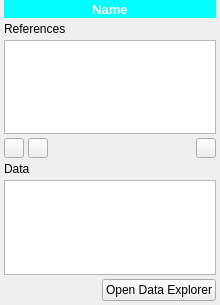
Above: spinetoolbox/ui/subwindow_data_store.ui from spine-tools/Spine-Toolbox before the change. Below: the same form after it.
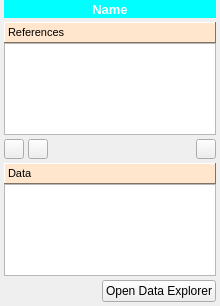
That is the form after the change. Icons and pictures are not drawn.

Commit message: Data store subwindow now uses IconView

Diff of the .ui file:
```diff
--- a/spinetoolbox/ui/subwindow_data_store.ui
+++ b/spinetoolbox/ui/subwindow_data_store.ui
@@ -30,7 +30,7 @@
     <x>0</x>
     <y>0</y>
     <width>220</width>
-    <height>305</height>
+    <height>306</height>
    </rect>
   </property>
   <property name="sizePolicy">
@@ -54,7 +54,7 @@
   <property name="toolTip">
    <string/>
   </property>
-  <layout class="QVBoxLayout" name="verticalLayout_3">
+  <layout class="QVBoxLayout" name="verticalLayout_4">
    <property name="spacing">
     <number>0</number>
    </property>
@@ -71,16 +71,13 @@
     <number>0</number>
    </property>
    <item>
-    <layout class="QVBoxLayout" name="verticalLayout_2">
+    <layout class="QVBoxLayout" name="verticalLayout_3">
      <property name="spacing">
       <number>4</number>
      </property>
      <property name="leftMargin">
       <number>4</number>
      </property>
-     <property name="topMargin">
-      <number>0</number>
-     </property>
      <property name="rightMargin">
       <number>4</number>
      </property>
@@ -130,36 +127,477 @@
       </widget>
      </item>
      <item>
-      <widget class="QLabel" name="label">
-       <property name="text">
-        <string>References</string>
+      <layout class="QVBoxLayout" name="verticalLayout">
+       <property name="spacing">
+        <number>0</number>
        </property>
-       <property name="alignment">
-        <set>Qt::AlignBottom|Qt::AlignLeading|Qt::AlignLeft</set>
-       </property>
-      </widget>
-     </item>
-     <item>
-      <widget class="QListView" name="listView_references">
-       <property name="iconSize">
-        <size>
-         <width>56</width>
-         <height>56</height>
-        </size>
-       </property>
-       <property name="movement">
-        <enum>QListView::Static</enum>
-       </property>
-       <property name="viewMode">
-        <enum>QListView::IconMode</enum>
-       </property>
-       <property name="uniformItemSizes">
-        <bool>true</bool>
-       </property>
-       <property name="wordWrap">
-        <bool>true</bool>
-       </property>
-      </widget>
+       <item>
+        <widget class="QLabel" name="label">
+         <property name="palette">
+          <palette>
+           <active>
+            <colorrole role="WindowText">
+             <brush brushstyle="SolidPattern">
+              <color alpha="255">
+               <red>0</red>
+               <green>0</green>
+               <blue>0</blue>
+              </color>
+             </brush>
+            </colorrole>
+            <colorrole role="Button">
+             <brush brushstyle="SolidPattern">
+              <color alpha="255">
+               <red>255</red>
+               <green>230</green>
+               <blue>204</blue>
+              </color>
+             </brush>
+            </colorrole>
+            <colorrole role="Light">
+             <brush brushstyle="SolidPattern">
+              <color alpha="255">
+               <red>255</red>
+               <green>255</green>
+               <blue>255</blue>
+              </color>
+             </brush>
+            </colorrole>
+            <colorrole role="Midlight">
+             <brush brushstyle="SolidPattern">
+              <color alpha="255">
+               <red>255</red>
+               <green>242</green>
+               <blue>229</blue>
+              </color>
+             </brush>
+            </colorrole>
+            <colorrole role="Dark">
+             <brush brushstyle="SolidPattern">
+              <color alpha="255">
+               <red>127</red>
+               <green>115</green>
+               <blue>102</blue>
+              </color>
+             </brush>
+            </colorrole>
+            <colorrole role="Mid">
+             <brush brushstyle="SolidPattern">
+              <color alpha="255">
+               <red>170</red>
+               <green>153</green>
+               <blue>136</blue>
+              </color>
+             </brush>
+            </colorrole>
+            <colorrole role="Text">
+             <brush brushstyle="SolidPattern">
+              <color alpha="255">
+               <red>0</red>
+               <green>0</green>
+               <blue>0</blue>
+              </color>
+             </brush>
+            </colorrole>
+            <colorrole role="BrightText">
+             <brush brushstyle="SolidPattern">
+              <color alpha="255">
+               <red>255</red>
+               <green>255</green>
+               <blue>255</blue>
+              </color>
+             </brush>
+            </colorrole>
+            <colorrole role="ButtonText">
+             <brush brushstyle="SolidPattern">
+              <color alpha="255">
+               <red>0</red>
+               <green>0</green>
+               <blue>0</blue>
+              </color>
+             </brush>
+            </colorrole>
+            <colorrole role="Base">
+             <brush brushstyle="SolidPattern">
+              <color alpha="255">
+               <red>255</red>
+               <green>255</green>
+               <blue>255</blue>
+              </color>
+             </brush>
+            </colorrole>
+            <colorrole role="Window">
+             <brush brushstyle="SolidPattern">
+              <color alpha="255">
+               <red>255</red>
+               <green>230</green>
+               <blue>204</blue>
+              </color>
+             </brush>
+            </colorrole>
+            <colorrole role="Shadow">
+             <brush brushstyle="SolidPattern">
+              <color alpha="255">
+               <red>0</red>
+               <green>0</green>
+               <blue>0</blue>
+              </color>
+             </brush>
+            </colorrole>
+            <colorrole role="AlternateBase">
+             <brush brushstyle="SolidPattern">
+              <color alpha="255">
+               <red>255</red>
+               <green>242</green>
+               <blue>229</blue>
+              </color>
+             </brush>
+            </colorrole>
+            <colorrole role="ToolTipBase">
+             <brush brushstyle="SolidPattern">
+              <color alpha="255">
+               <red>255</red>
+               <green>255</green>
+               <blue>220</blue>
+              </color>
+             </brush>
+            </colorrole>
+            <colorrole role="ToolTipText">
+             <brush brushstyle="SolidPattern">
+              <color alpha="255">
+               <red>0</red>
+               <green>0</green>
+               <blue>0</blue>
+              </color>
+             </brush>
+            </colorrole>
+           </active>
+           <inactive>
+            <colorrole role="WindowText">
+             <brush brushstyle="SolidPattern">
+              <color alpha="255">
+               <red>0</red>
+               <green>0</green>
+               <blue>0</blue>
+              </color>
+             </brush>
+            </colorrole>
+            <colorrole role="Button">
+             <brush brushstyle="SolidPattern">
+              <color alpha="255">
+               <red>255</red>
+               <green>230</green>
+               <blue>204</blue>
+              </color>
+             </brush>
+            </colorrole>
+            <colorrole role="Light">
+             <brush brushstyle="SolidPattern">
+              <color alpha="255">
+               <red>255</red>
+               <green>255</green>
+               <blue>255</blue>
+              </color>
+             </brush>
+            </colorrole>
+            <colorrole role="Midlight">
+             <brush brushstyle="SolidPattern">
+              <color alpha="255">
+               <red>255</red>
+               <green>242</green>
+               <blue>229</blue>
+              </color>
+             </brush>
+            </colorrole>
+            <colorrole role="Dark">
+             <brush brushstyle="SolidPattern">
+              <color alpha="255">
+               <red>127</red>
+               <green>115</green>
+               <blue>102</blue>
+              </color>
+             </brush>
+            </colorrole>
+            <colorrole role="Mid">
+             <brush brushstyle="SolidPattern">
+              <color alpha="255">
+               <red>170</red>
+               <green>153</green>
+               <blue>136</blue>
+              </color>
+             </brush>
+            </colorrole>
+            <colorrole role="Text">
+             <brush brushstyle="SolidPattern">
+              <color alpha="255">
+               <red>0</red>
+               <green>0</green>
+               <blue>0</blue>
+              </color>
+             </brush>
+            </colorrole>
+            <colorrole role="BrightText">
+             <brush brushstyle="SolidPattern">
+              <color alpha="255">
+               <red>255</red>
+               <green>255</green>
+               <blue>255</blue>
+              </color>
+             </brush>
+            </colorrole>
+            <colorrole role="ButtonText">
+             <brush brushstyle="SolidPattern">
+              <color alpha="255">
+               <red>0</red>
+               <green>0</green>
+               <blue>0</blue>
+              </color>
+             </brush>
+            </colorrole>
+            <colorrole role="Base">
+             <brush brushstyle="SolidPattern">
+              <color alpha="255">
+               <red>255</red>
+               <green>255</green>
+               <blue>255</blue>
+              </color>
+             </brush>
+            </colorrole>
+            <colorrole role="Window">
+             <brush brushstyle="SolidPattern">
+              <color alpha="255">
+               <red>255</red>
+               <green>230</green>
+               <blue>204</blue>
+              </color>
+             </brush>
+            </colorrole>
+            <colorrole role="Shadow">
+             <brush brushstyle="SolidPattern">
+              <color alpha="255">
+               <red>0</red>
+               <green>0</green>
+               <blue>0</blue>
+              </color>
+             </brush>
+            </colorrole>
+            <colorrole role="AlternateBase">
+             <brush brushstyle="SolidPattern">
+              <color alpha="255">
+               <red>255</red>
+               <green>242</green>
+               <blue>229</blue>
+              </color>
+             </brush>
+            </colorrole>
+            <colorrole role="ToolTipBase">
+             <brush brushstyle="SolidPattern">
+              <color alpha="255">
+               <red>255</red>
+               <green>255</green>
+               <blue>220</blue>
+              </color>
+             </brush>
+            </colorrole>
+            <colorrole role="ToolTipText">
+             <brush brushstyle="SolidPattern">
+              <color alpha="255">
+               <red>0</red>
+               <green>0</green>
+               <blue>0</blue>
+              </color>
+             </brush>
+            </colorrole>
+           </inactive>
+           <disabled>
+            <colorrole role="WindowText">
+             <brush brushstyle="SolidPattern">
+              <color alpha="255">
+               <red>127</red>
+               <green>115</green>
+               <blue>102</blue>
+              </color>
+             </brush>
+            </colorrole>
+            <colorrole role="Button">
+             <brush brushstyle="SolidPattern">
+              <color alpha="255">
+               <red>255</red>
+               <green>230</green>
+               <blue>204</blue>
+              </color>
+             </brush>
+            </colorrole>
+            <colorrole role="Light">
+             <brush brushstyle="SolidPattern">
+              <color alpha="255">
+               <red>255</red>
+               <green>255</green>
+               <blue>255</blue>
+              </color>
+             </brush>
+            </colorrole>
+            <colorrole role="Midlight">
+             <brush brushstyle="SolidPattern">
+              <color alpha="255">
+               <red>255</red>
+               <green>242</green>
+               <blue>229</blue>
+              </color>
+             </brush>
+            </colorrole>
+            <colorrole role="Dark">
+             <brush brushstyle="SolidPattern">
+              <color alpha="255">
+               <red>127</red>
+               <green>115</green>
+               <blue>102</blue>
+              </color>
+             </brush>
+            </colorrole>
+            <colorrole role="Mid">
+             <brush brushstyle="SolidPattern">
+              <color alpha="255">
+               <red>170</red>
+               <green>153</green>
+               <blue>136</blue>
+              </color>
+             </brush>
+            </colorrole>
+            <colorrole role="Text">
+             <brush brushstyle="SolidPattern">
+              <color alpha="255">
+               <red>127</red>
+               <green>115</green>
+               <blue>102</blue>
+              </color>
+             </brush>
+            </colorrole>
+            <colorrole role="BrightText">
+             <brush brushstyle="SolidPattern">
+              <color alpha="255">
+               <red>255</red>
+               <green>255</green>
+               <blue>255</blue>
+              </color>
+             </brush>
+            </colorrole>
+            <colorrole role="ButtonText">
+             <brush brushstyle="SolidPattern">
+              <color alpha="255">
+               <red>127</red>
+               <green>115</green>
+               <blue>102</blue>
+              </color>
+             </brush>
+            </colorrole>
+            <colorrole role="Base">
+             <brush brushstyle="SolidPattern">
+              <color alpha="255">
+               <red>255</red>
+               <green>230</green>
+               <blue>204</blue>
+              </color>
+             </brush>
+            </colorrole>
+            <colorrole role="Window">
+             <brush brushstyle="SolidPattern">
+              <color alpha="255">
+               <red>255</red>
+               <green>230</green>
+               <blue>204</blue>
+              </color>
+             </brush>
+            </colorrole>
+            <colorrole role="Shadow">
+             <brush brushstyle="SolidPattern">
+              <color alpha="255">
+               <red>0</red>
+               <green>0</green>
+               <blue>0</blue>
+              </color>
+             </brush>
+            </colorrole>
+            <colorrole role="AlternateBase">
+             <brush brushstyle="SolidPattern">
+              <color alpha="255">
+               <red>255</red>
+               <green>230</green>
+               <blue>204</blue>
+              </color>
+             </brush>
+            </colorrole>
+            <colorrole role="ToolTipBase">
+             <brush brushstyle="SolidPattern">
+              <color alpha="255">
+               <red>255</red>
+               <green>255</green>
+               <blue>220</blue>
+              </color>
+             </brush>
+            </colorrole>
+            <colorrole role="ToolTipText">
+             <brush brushstyle="SolidPattern">
+              <color alpha="255">
+               <red>0</red>
+               <green>0</green>
+               <blue>0</blue>
+              </color>
+             </brush>
+            </colorrole>
+           </disabled>
+          </palette>
+         </property>
+         <property name="font">
+          <font>
+           <pointsize>8</pointsize>
+          </font>
+         </property>
+         <property name="autoFillBackground">
+          <bool>true</bool>
+         </property>
+         <property name="frameShape">
+          <enum>QFrame::Panel</enum>
+         </property>
+         <property name="frameShadow">
+          <enum>QFrame::Raised</enum>
+         </property>
+         <property name="text">
+          <string>References</string>
+         </property>
+         <property name="alignment">
+          <set>Qt::AlignBottom|Qt::AlignLeading|Qt::AlignLeft</set>
+         </property>
+        </widget>
+       </item>
+       <item>
+        <widget class="QListView" name="listView_references">
+         <property name="font">
+          <font>
+           <pointsize>8</pointsize>
+          </font>
+         </property>
+         <property name="iconSize">
+          <size>
+           <width>48</width>
+           <height>48</height>
+          </size>
+         </property>
+         <property name="movement">
+          <enum>QListView::Static</enum>
+         </property>
+         <property name="viewMode">
+          <enum>QListView::IconMode</enum>
+         </property>
+         <property name="uniformItemSizes">
+          <bool>true</bool>
+         </property>
+         <property name="wordWrap">
+          <bool>true</bool>
+         </property>
+        </widget>
+       </item>
+      </layout>
      </item>
      <item>
       <layout class="QHBoxLayout" name="horizontalLayout_2">
@@ -286,36 +724,480 @@
       </layout>
      </item>
      <item>
-      <widget class="QLabel" name="label_2">
-       <property name="text">
-        <string>Data</string>
+      <layout class="QVBoxLayout" name="verticalLayout_2">
+       <property name="spacing">
+        <number>0</number>
        </property>
-       <property name="alignment">
-        <set>Qt::AlignBottom|Qt::AlignLeading|Qt::AlignLeft</set>
-       </property>
-      </widget>
-     </item>
-     <item>
-      <widget class="QListView" name="listView_data">
-       <property name="iconSize">
-        <size>
-         <width>56</width>
-         <height>56</height>
-        </size>
-       </property>
-       <property name="movement">
-        <enum>QListView::Static</enum>
-       </property>
-       <property name="viewMode">
-        <enum>QListView::IconMode</enum>
-       </property>
-       <property name="uniformItemSizes">
-        <bool>true</bool>
-       </property>
-       <property name="wordWrap">
-        <bool>true</bool>
-       </property>
-      </widget>
+       <item>
+        <widget class="QLabel" name="label_2">
+         <property name="palette">
+          <palette>
+           <active>
+            <colorrole role="WindowText">
+             <brush brushstyle="SolidPattern">
+              <color alpha="255">
+               <red>0</red>
+               <green>0</green>
+               <blue>0</blue>
+              </color>
+             </brush>
+            </colorrole>
+            <colorrole role="Button">
+             <brush brushstyle="SolidPattern">
+              <color alpha="255">
+               <red>255</red>
+               <green>230</green>
+               <blue>204</blue>
+              </color>
+             </brush>
+            </colorrole>
+            <colorrole role="Light">
+             <brush brushstyle="SolidPattern">
+              <color alpha="255">
+               <red>255</red>
+               <green>255</green>
+               <blue>255</blue>
+              </color>
+             </brush>
+            </colorrole>
+            <colorrole role="Midlight">
+             <brush brushstyle="SolidPattern">
+              <color alpha="255">
+               <red>255</red>
+               <green>242</green>
+               <blue>229</blue>
+              </color>
+             </brush>
+            </colorrole>
+            <colorrole role="Dark">
+             <brush brushstyle="SolidPattern">
+              <color alpha="255">
+               <red>127</red>
+               <green>115</green>
+               <blue>102</blue>
+              </color>
+             </brush>
+            </colorrole>
+            <colorrole role="Mid">
+             <brush brushstyle="SolidPattern">
+              <color alpha="255">
+               <red>170</red>
+               <green>153</green>
+               <blue>136</blue>
+              </color>
+             </brush>
+            </colorrole>
+            <colorrole role="Text">
+             <brush brushstyle="SolidPattern">
+              <color alpha="255">
+               <red>0</red>
+               <green>0</green>
+               <blue>0</blue>
+              </color>
+             </brush>
+            </colorrole>
+            <colorrole role="BrightText">
+             <brush brushstyle="SolidPattern">
+              <color alpha="255">
+               <red>255</red>
+               <green>255</green>
+               <blue>255</blue>
+              </color>
+             </brush>
+            </colorrole>
+            <colorrole role="ButtonText">
+             <brush brushstyle="SolidPattern">
+              <color alpha="255">
+               <red>0</red>
+               <green>0</green>
+               <blue>0</blue>
+              </color>
+             </brush>
+            </colorrole>
+            <colorrole role="Base">
+             <brush brushstyle="SolidPattern">
+              <color alpha="255">
+               <red>255</red>
+               <green>255</green>
+               <blue>255</blue>
+              </color>
+             </brush>
+            </colorrole>
+            <colorrole role="Window">
+             <brush brushstyle="SolidPattern">
+              <color alpha="255">
+               <red>255</red>
+               <green>230</green>
+               <blue>204</blue>
+              </color>
+             </brush>
+            </colorrole>
+            <colorrole role="Shadow">
+             <brush brushstyle="SolidPattern">
+              <color alpha="255">
+               <red>0</red>
+               <green>0</green>
+               <blue>0</blue>
+              </color>
+             </brush>
+            </colorrole>
+            <colorrole role="AlternateBase">
+             <brush brushstyle="SolidPattern">
+              <color alpha="255">
+               <red>255</red>
+               <green>242</green>
+               <blue>229</blue>
+              </color>
+             </brush>
+            </colorrole>
+            <colorrole role="ToolTipBase">
+             <brush brushstyle="SolidPattern">
+              <color alpha="255">
+               <red>255</red>
+               <green>255</green>
+               <blue>220</blue>
+              </color>
+             </brush>
+            </colorrole>
+            <colorrole role="ToolTipText">
+             <brush brushstyle="SolidPattern">
+              <color alpha="255">
+               <red>0</red>
+               <green>0</green>
+               <blue>0</blue>
+              </color>
+             </brush>
+            </colorrole>
+           </active>
+           <inactive>
+            <colorrole role="WindowText">
+             <brush brushstyle="SolidPattern">
+              <color alpha="255">
+               <red>0</red>
+               <green>0</green>
+               <blue>0</blue>
+              </color>
+             </brush>
+            </colorrole>
+            <colorrole role="Button">
+             <brush brushstyle="SolidPattern">
+              <color alpha="255">
+               <red>255</red>
+               <green>230</green>
+               <blue>204</blue>
+              </color>
+             </brush>
+            </colorrole>
+            <colorrole role="Light">
+             <brush brushstyle="SolidPattern">
+              <color alpha="255">
+               <red>255</red>
+               <green>255</green>
+               <blue>255</blue>
+              </color>
+             </brush>
+            </colorrole>
+            <colorrole role="Midlight">
+             <brush brushstyle="SolidPattern">
+              <color alpha="255">
+               <red>255</red>
+               <green>242</green>
+               <blue>229</blue>
+              </color>
+             </brush>
+            </colorrole>
+            <colorrole role="Dark">
+             <brush brushstyle="SolidPattern">
+              <color alpha="255">
+               <red>127</red>
+               <green>115</green>
+               <blue>102</blue>
+              </color>
+             </brush>
+            </colorrole>
+            <colorrole role="Mid">
+             <brush brushstyle="SolidPattern">
+              <color alpha="255">
+               <red>170</red>
+               <green>153</green>
+               <blue>136</blue>
+              </color>
+             </brush>
+            </colorrole>
+            <colorrole role="Text">
+             <brush brushstyle="SolidPattern">
+              <color alpha="255">
+               <red>0</red>
+               <green>0</green>
+               <blue>0</blue>
+              </color>
+             </brush>
+            </colorrole>
+            <colorrole role="BrightText">
+             <brush brushstyle="SolidPattern">
+              <color alpha="255">
+               <red>255</red>
+               <green>255</green>
+               <blue>255</blue>
+              </color>
+             </brush>
+            </colorrole>
+            <colorrole role="ButtonText">
+             <brush brushstyle="SolidPattern">
+              <color alpha="255">
+               <red>0</red>
+               <green>0</green>
+               <blue>0</blue>
+              </color>
+             </brush>
+            </colorrole>
+            <colorrole role="Base">
+             <brush brushstyle="SolidPattern">
+              <color alpha="255">
+               <red>255</red>
+               <green>255</green>
+               <blue>255</blue>
+              </color>
+             </brush>
+            </colorrole>
+            <colorrole role="Window">
+             <brush brushstyle="SolidPattern">
+              <color alpha="255">
+               <red>255</red>
+               <green>230</green>
+               <blue>204</blue>
+              </color>
+             </brush>
+            </colorrole>
+            <colorrole role="Shadow">
+             <brush brushstyle="SolidPattern">
+              <color alpha="255">
+               <red>0</red>
+               <green>0</green>
+               <blue>0</blue>
+              </color>
+             </brush>
+            </colorrole>
+            <colorrole role="AlternateBase">
+             <brush brushstyle="SolidPattern">
+              <color alpha="255">
+               <red>255</red>
+               <green>242</green>
+               <blue>229</blue>
+              </color>
+             </brush>
+            </colorrole>
+            <colorrole role="ToolTipBase">
+             <brush brushstyle="SolidPattern">
+              <color alpha="255">
+               <red>255</red>
+               <green>255</green>
+               <blue>220</blue>
+              </color>
+             </brush>
+            </colorrole>
+            <colorrole role="ToolTipText">
+             <brush brushstyle="SolidPattern">
+              <color alpha="255">
+               <red>0</red>
+               <green>0</green>
+               <blue>0</blue>
+              </color>
+             </brush>
+            </colorrole>
+           </inactive>
+           <disabled>
+            <colorrole role="WindowText">
+             <brush brushstyle="SolidPattern">
+              <color alpha="255">
+               <red>127</red>
+               <green>115</green>
+               <blue>102</blue>
+              </color>
+             </brush>
+            </colorrole>
+            <colorrole role="Button">
+             <brush brushstyle="SolidPattern">
+              <color alpha="255">
+               <red>255</red>
+               <green>230</green>
+               <blue>204</blue>
+              </color>
+             </brush>
+            </colorrole>
+            <colorrole role="Light">
+             <brush brushstyle="SolidPattern">
+              <color alpha="255">
+               <red>255</red>
+               <green>255</green>
+               <blue>255</blue>
+              </color>
+             </brush>
+            </colorrole>
+            <colorrole role="Midlight">
+             <brush brushstyle="SolidPattern">
+              <color alpha="255">
+               <red>255</red>
+               <green>242</green>
+               <blue>229</blue>
+              </color>
+             </brush>
+            </colorrole>
+            <colorrole role="Dark">
+             <brush brushstyle="SolidPattern">
+              <color alpha="255">
+               <red>127</red>
+               <green>115</green>
+               <blue>102</blue>
+              </color>
+             </brush>
+            </colorrole>
+            <colorrole role="Mid">
+             <brush brushstyle="SolidPattern">
+              <color alpha="255">
+               <red>170</red>
+               <green>153</green>
+               <blue>136</blue>
+              </color>
+             </brush>
+            </colorrole>
+            <colorrole role="Text">
+             <brush brushstyle="SolidPattern">
+              <color alpha="255">
+               <red>127</red>
+               <green>115</green>
+               <blue>102</blue>
+              </color>
+             </brush>
+            </colorrole>
+            <colorrole role="BrightText">
+             <brush brushstyle="SolidPattern">
+              <color alpha="255">
+               <red>255</red>
+               <green>255</green>
+               <blue>255</blue>
+              </color>
+             </brush>
+            </colorrole>
+            <colorrole role="ButtonText">
+             <brush brushstyle="SolidPattern">
+              <color alpha="255">
+               <red>127</red>
+               <green>115</green>
+               <blue>102</blue>
+              </color>
+             </brush>
+            </colorrole>
+            <colorrole role="Base">
+             <brush brushstyle="SolidPattern">
+              <color alpha="255">
+               <red>255</red>
+               <green>230</green>
+               <blue>204</blue>
+              </color>
+             </brush>
+            </colorrole>
+            <colorrole role="Window">
+             <brush brushstyle="SolidPattern">
+              <color alpha="255">
+               <red>255</red>
+               <green>230</green>
+               <blue>204</blue>
+              </color>
+             </brush>
+            </colorrole>
+            <colorrole role="Shadow">
+             <brush brushstyle="SolidPattern">
+              <color alpha="255">
+               <red>0</red>
+               <green>0</green>
+               <blue>0</blue>
+              </color>
+             </brush>
+            </colorrole>
+            <colorrole role="AlternateBase">
+             <brush brushstyle="SolidPattern">
+              <color alpha="255">
+               <red>255</red>
+               <green>230</green>
+               <blue>204</blue>
+              </color>
+             </brush>
+            </colorrole>
+            <colorrole role="ToolTipBase">
+             <brush brushstyle="SolidPattern">
+              <color alpha="255">
+               <red>255</red>
+               <green>255</green>
+               <blue>220</blue>
+              </color>
+             </brush>
+            </colorrole>
+            <colorrole role="ToolTipText">
+             <brush brushstyle="SolidPattern">
+              <color alpha="255">
+               <red>0</red>
+               <green>0</green>
+               <blue>0</blue>
+              </color>
+             </brush>
+            </colorrole>
+           </disabled>
+          </palette>
+         </property>
+         <property name="font">
+          <font>
+           <pointsize>8</pointsize>
+          </font>
+         </property>
+         <property name="autoFillBackground">
+          <bool>true</bool>
+         </property>
+         <property name="frameShape">
+          <enum>QFrame::Panel</enum>
+         </property>
+         <property name="frameShadow">
+          <enum>QFrame::Raised</enum>
+         </property>
+         <property name="text">
+          <string>Data</string>
+         </property>
+         <property name="alignment">
+          <set>Qt::AlignBottom|Qt::AlignLeading|Qt::AlignLeft</set>
+         </property>
+        </widget>
+       </item>
+       <item>
+        <widget class="QListView" name="listView_data">
+         <property name="font">
+          <font>
+           <pointsize>8</pointsize>
+          </font>
+         </property>
+         <property name="autoFillBackground">
+          <bool>true</bool>
+         </property>
+         <property name="iconSize">
+          <size>
+           <width>48</width>
+           <height>48</height>
+          </size>
+         </property>
+         <property name="movement">
+          <enum>QListView::Static</enum>
+         </property>
+         <property name="viewMode">
+          <enum>QListView::IconMode</enum>
+         </property>
+         <property name="uniformItemSizes">
+          <bool>true</bool>
+         </property>
+         <property name="wordWrap">
+          <bool>true</bool>
+         </property>
+        </widget>
+       </item>
+      </layout>
      </item>
      <item>
       <layout class="QHBoxLayout" name="horizontalLayout">
```
The commit also changes 4 other files.
